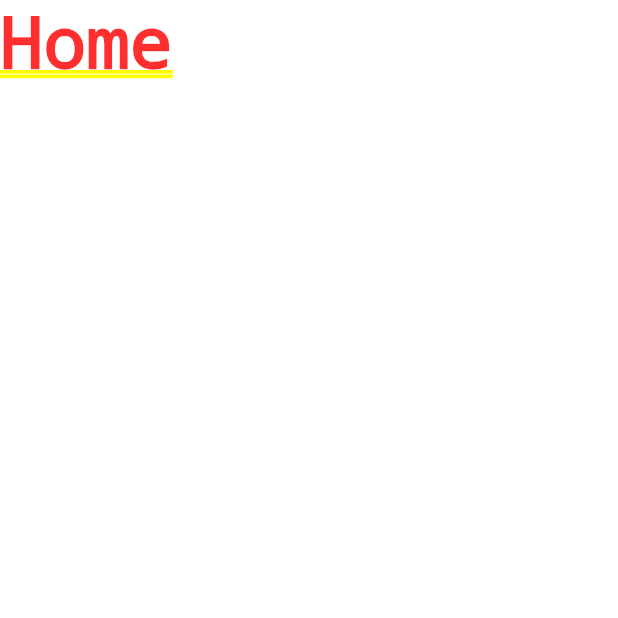
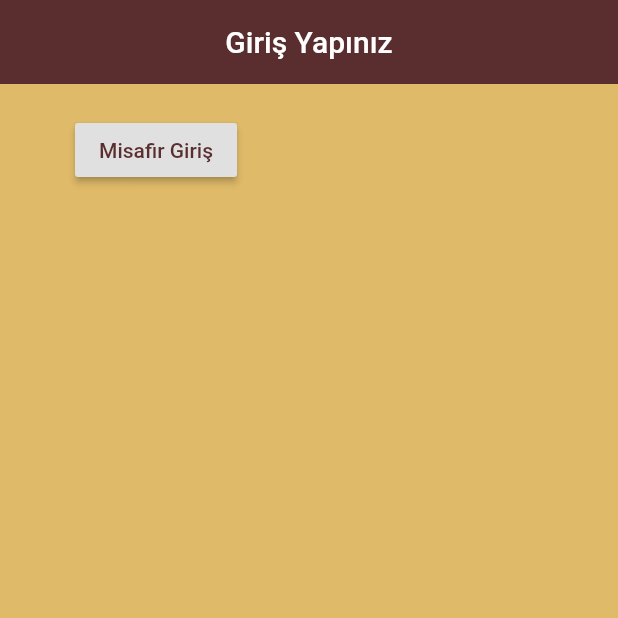
Before and after one commit to emralyilmaz/training41KahveniSecApp, a Flutter app: the screen it shows after launch, on a phone screen of 412 x 824 dp, the top half of it. Run offline on Flutter 3.47's test engine with Material 2 defaults, Android fonts, the phone set to English and light mode, and no system bars.

Commit message:
SignIn Widget Oluşturma

```diff
--- a/lib/screens/authenticate/authenticate.dart
+++ b/lib/screens/authenticate/authenticate.dart
@@ -1,4 +1,5 @@
 import 'package:flutter/material.dart';
+import 'package:training41KahveniSecApp/screens/authenticate/sign_in.dart';
 
 class Authenticate extends StatefulWidget {
   @override
@@ -8,8 +9,9 @@ class Authenticate extends StatefulWidget {
 class _AuthenticateState extends State<Authenticate> {
   @override
   Widget build(BuildContext context) {
-    return Container(
-      child: Text("Authenticate"),
-    );
+    // return Container(
+    //   child: Text("Authenticate"),
+    // );
+    return SignIn();
   }
 }
--- /dev/null
+++ b/lib/screens/authenticate/sign_in.dart
@@ -0,0 +1,32 @@
+import 'package:flutter/material.dart';
+
+class SignIn extends StatefulWidget {
+  @override
+  _SignInState createState() => _SignInState();
+}
+
+class _SignInState extends State<SignIn> {
+  @override
+  Widget build(BuildContext context) {
+    return Scaffold(
+      backgroundColor: Color.fromRGBO(223, 186, 105, 1),
+      appBar: AppBar(
+        backgroundColor: Color.fromRGBO(90, 46, 46, 1),
+        elevation: 0.0, // gölgelik
+        title: Text("Giriş Yapınız"),
+        centerTitle: true,
+      ),
+      body: Container(
+        padding: EdgeInsets.symmetric(vertical: 20.0, horizontal: 50.0),
+        child: RaisedButton(
+            disabledColor: Color.fromRGBO(255, 254, 223, 1),
+            // raisebutton ile anonim giriş yyapılacak ve tek bir butona tıklaması yeterlidir.
+            child: Text(
+              "Misafir Giriş",
+              style: TextStyle(color: Color.fromRGBO(90, 46, 46, 1)),
+            ),
+            onPressed: () {}),
+      ),
+    );
+  }
+}
--- a/lib/screens/wrapper.dart
+++ b/lib/screens/wrapper.dart
@@ -1,9 +1,10 @@
 import 'package:flutter/material.dart';
-import 'package:training41KahveniSecApp/screens/home/home.dart';
+// import 'package:training41KahveniSecApp/screens/home/home.dart';
+import 'package:training41KahveniSecApp/screens/authenticate/authenticate.dart';
 
 class Wrapper extends StatelessWidget {
   @override
   Widget build(BuildContext context) {
-    return Home();
+    return Authenticate();
   }
 }
```
